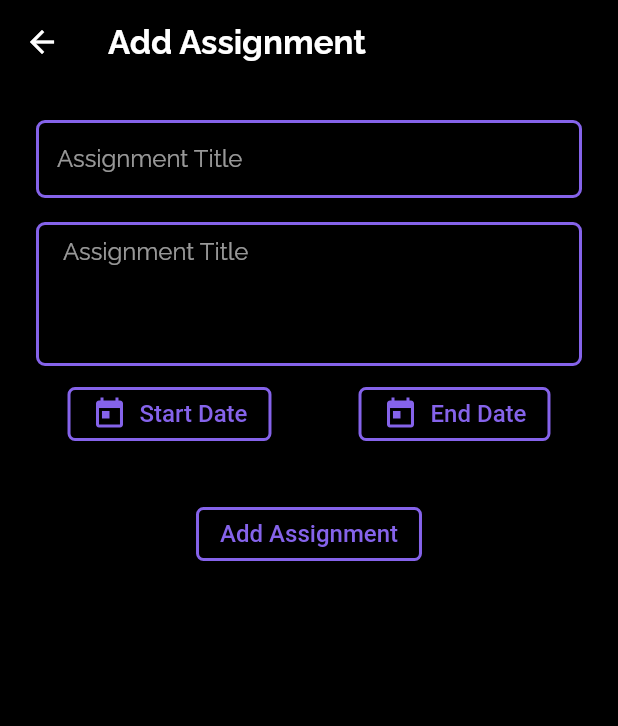
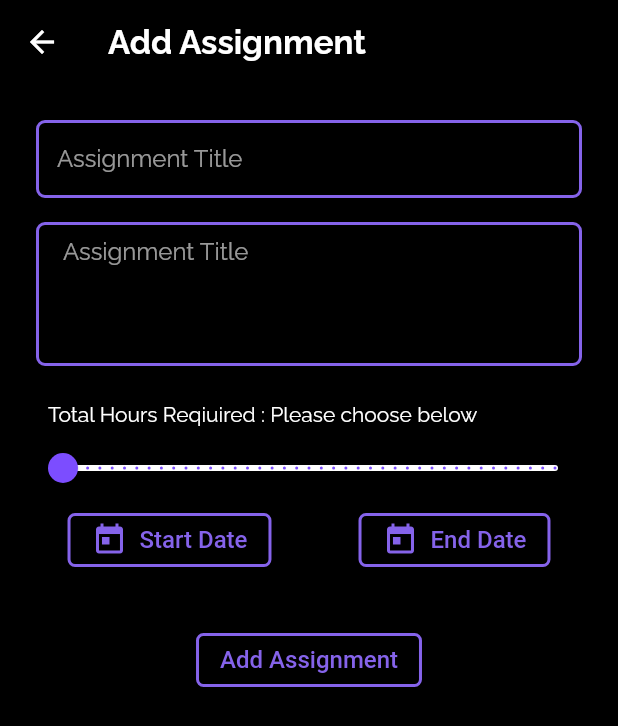
Before and after one commit to riyagnair/timetek, a Flutter app: the AddAssignmentScreen screen opened by its route, on a phone screen of 412 x 824 dp. Shown: the top 726 px of the screen. Run offline on Flutter 3.47's test engine with Material 2 defaults, Android fonts, the phone set to English and light mode, and no system bars; our stand-ins replace google_fonts, percent_indicator, shared_preferences; missing offline and left inert: duration; accounts and stored records are empty.

Commit message:
Assignment: add `hours` field; Get the hours when adding a new assignment.

```diff
--- a/lib/model/assignment.dart
+++ b/lib/model/assignment.dart
@@ -7,16 +7,20 @@ Assignment assignmentFromJson(String str) => Assignment.fromJson(json.decode(str
 String assignmentToJson(Assignment data) => json.encode(data.toJson());
 
 class Assignment {
+
+  static final defaultHours = 30;
+
   String id = DateTime.now().millisecondsSinceEpoch.toString();
   String title;
   String notes;
+  int hours;
   DateTime startDate;
   DateTime endDate;
   int spentMinutes;
   bool finished;
 
   int get durationMinutes {
-    return endDate.difference(startDate).inMinutes;
+    return Duration(hours: hours ?? defaultHours).inMinutes;
   }
 
   int get percentageDone {
@@ -44,6 +48,7 @@ class Assignment {
     this.id,
     this.title,
     this.notes,
+    this.hours,
     this.startDate,
     this.endDate,
     this.spentMinutes,
@@ -54,6 +59,7 @@ class Assignment {
     id: json["id"],
     title: json["title"],
     notes: json["notes"],
+    hours: json["hours"],
     startDate: DateTime.parse(json["startDate"]),
     endDate: DateTime.parse(json["endDate"]),
     spentMinutes: json["spent_minutes"],
@@ -63,7 +69,7 @@ class Assignment {
   Map<String, dynamic> toJson() => {
     "id": id,
     "title": title,
-    "notes": notes,
+    "hours": hours,
     "startDate": startDate.toIso8601String(),
     "endDate": endDate.toIso8601String(),
     "spent_minutes": spentMinutes,
--- a/lib/ui/assignment/add_assignment_screen.dart
+++ b/lib/ui/assignment/add_assignment_screen.dart
@@ -77,6 +77,27 @@ class _AddAssignmentScreenState extends State<AddAssignmentScreen> {
                       contentPadding: EdgeInsets.all(8),
                     ),
                   ),
+                ),// Assignment Description
+
+                // Assignment total hours required
+                Padding(
+                  padding: const EdgeInsets.only(left: 16, top: 16, right: 16, bottom: 4),
+                  child: Text(
+                    "Total Hours Reqiuired ${ _assignment.hours != null && _assignment.hours > 0 ? ": ${_assignment.hours}" : ": Please choose below"}",
+                    style: GoogleFonts.raleway(
+                      fontSize: 14
+                    ),
+                  ),
+                ),
+
+                Slider(
+                  min: 0,
+                  max: 40,
+                  divisions: 40,
+                  value: _assignment.hours?.toDouble() ?? 0,
+                  onChanged: (value) => setState(() => _assignment.hours = value.toInt()),
+                  activeColor: Colors.deepPurpleAccent,
+                  inactiveColor: Colors.white,
                 ),
 
                 // Start & End Dates
```
